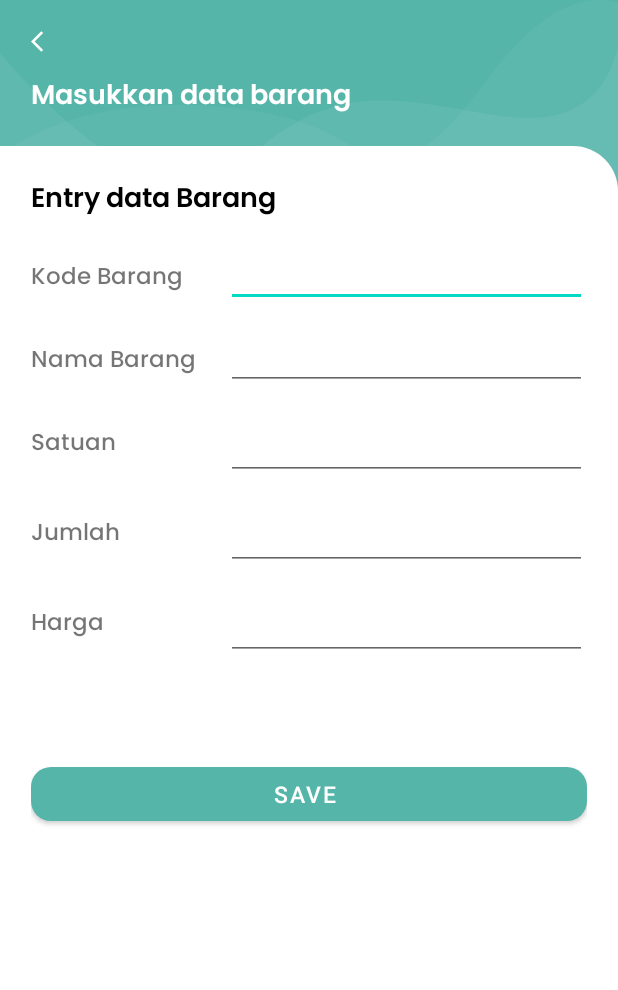
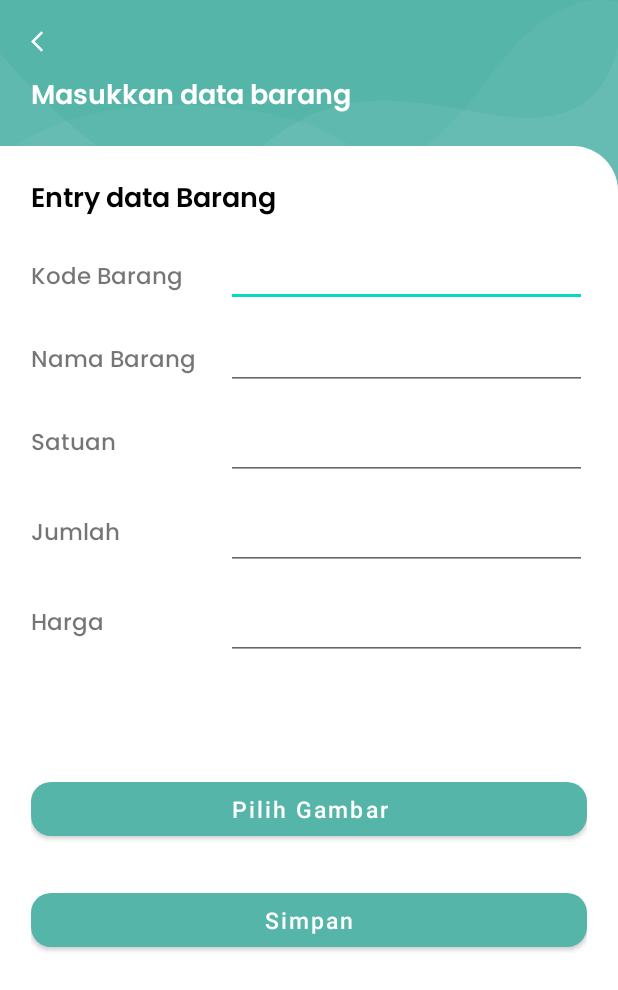
Before and after one commit to KEVINGILBERTTODING/Product-Scanner-Qrcode, an Android app: the TambahBarang screen opened directly, with no data from a screen before it, on a phone screen of 412 x 824 dp. Shown: the top 990 px of the screen. Run offline under Robolectric (Android 15) with nearby library versions, the phone set to English and light mode, and no system bars; our stand-ins replace Firebase (no records; nobody signed in at launch, a user with empty details on screens opened directly), Volley, sdp/ssp sizes; libraries missing offline, so code that uses them is left out: com.kosalgeek.android; 1 statement that could not run was skipped.

Commit message:
menambahkan menu map 🍋 :mango:

```diff
--- a/app/build.gradle
+++ b/app/build.gradle
@@ -34,6 +34,7 @@ dependencies {
     implementation 'com.google.android.material:material:1.6.0'
     implementation 'androidx.constraintlayout:constraintlayout:2.1.3'
     implementation 'com.google.firebase:firebase-database:20.0.5'
+    implementation files('libs\\PhotoUtil.jar')
     testImplementation 'junit:junit:4.+'
     androidTestImplementation 'androidx.test.ext:junit:1.1.3'
     androidTestImplementation 'androidx.test.espresso:espresso-core:3.4.0'
--- a/app/src/main/java/com/example/dianascanner/DashboardActivity.java
+++ b/app/src/main/java/com/example/dianascanner/DashboardActivity.java
@@ -10,7 +10,7 @@ import android.widget.ImageButton;
 
 public class DashboardActivity extends AppCompatActivity {
 
-    ImageButton btn_barang, btn_transaksi, btn_about, btn_close;
+    ImageButton btn_barang, btn_transaksi, btn_about, btn_close, btn_map;
 
     @Override
     protected void onCreate(Bundle savedInstanceState) {
@@ -72,5 +72,6 @@ public class DashboardActivity extends AppCompatActivity {
         btn_transaksi = findViewById(R.id.btn_transaksi);
         btn_about = findViewById(R.id.btn_about);
         btn_close = findViewById(R.id.btn_close);
+        btn_map = findViewById(R.id.btn_map);
     }
 }
--- a/app/src/main/java/com/example/dianascanner/Utill/ServerAPI.java
+++ b/app/src/main/java/com/example/dianascanner/Utill/ServerAPI.java
@@ -2,4 +2,5 @@ package com.example.dianascanner.Utill;
 
 public class ServerAPI {
     public static String URL = "http://172.20.10.3/qrcode/qr/";
+    public static String URL_SIMPAN_GAMBAR = "http://172.20.10.3/qrcode/upload_image.php";
 }
--- a/app/src/main/res/layout/activity_tambah_barang.xml
+++ b/app/src/main/res/layout/activity_tambah_barang.xml
@@ -52,11 +52,17 @@
             </RelativeLayout>
         </FrameLayout>
 
+        <androidx.core.widget.NestedScrollView
+            android:layout_width="match_parent"
+            android:layout_height="match_parent"
+            android:layout_below="@+id/frmHeader1"
+            android:layout_marginTop="@dimen/_minus30sdp"
+            >
+
+
         <RelativeLayout
             android:layout_width="match_parent"
             android:layout_height="wrap_content"
-            android:layout_below="@+id/frmHeader1"
-            android:layout_marginTop="@dimen/_minus30sdp"
             android:background="@drawable/container" >
 
 
@@ -166,14 +172,35 @@
                         android:id="@+id/xharga" />
                 </LinearLayout>
 
-                    <com.google.android.material.button.MaterialButton
+                <ImageView
+                    android:id="@+id/inp_gambar"
+                    android:layout_width="match_parent"
+                    android:layout_height="wrap_content"
+                    android:layout_marginTop="10dp"
+                    android:scaleType="centerCrop" />
+
+                <com.google.android.material.button.MaterialButton
+
+                    android:layout_width="match_parent"
+                    android:layout_height="wrap_content"
+                    android:text="Pilih Gambar"
+                    android:textAllCaps="false"
+                    app:cornerRadius="@dimen/_10sdp"
+                    android:layout_marginTop="@dimen/_50sdp"
+                    android:layout_weight="1"
+                    android:textSize="@dimen/_12sdp"
+                    android:id="@+id/btn_img" />
+
+
+                <com.google.android.material.button.MaterialButton
 
                         android:layout_width="match_parent"
                         android:layout_height="wrap_content"
-                        android:text="save "
+                        android:text="Simpan"
                         app:cornerRadius="@dimen/_10sdp"
-                        android:layout_marginTop="@dimen/_50sdp"
+                        android:layout_marginTop="@dimen/_20sdp"
                         android:layout_weight="1"
+                        android:textAllCaps="false"
                         android:textSize="@dimen/_12sdp"
                         android:onClick="simpandata"
                         android:id="@+id/buttonSave" />
@@ -181,6 +208,8 @@
 
             </LinearLayout>
         </RelativeLayout>
+        </androidx.core.widget.NestedScrollView>
+
     </LinearLayout>
 
 
```
Also changed, not shown: app/src/main/AndroidManifest.xml (+22 -9 lines), app/src/main/java/com/example/dianascanner/MyMap.java (added, +14 -0 lines), app/src/main/java/com/example/dianascanner/TambahBarang.java (+157 -3 lines), app/src/main/java/com/example/dianascanner/Utill/AppController.java (added, +54 -0 lines), app/src/main/res/layout/activity_dashboard.xml (+38 -3 lines), app/src/main/res/layout/activity_my_map.xml (added, +9 -0 lines).
